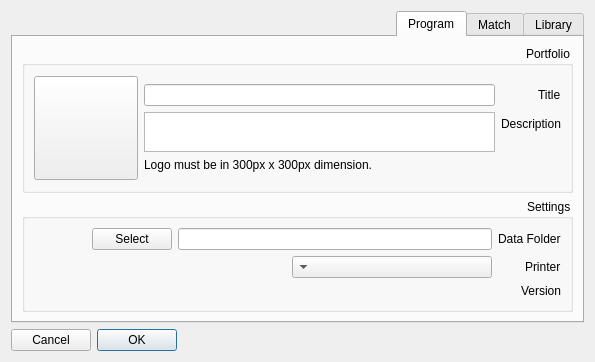
nournia/ketabkhaane, file optionsform.ui: the form before one commit.
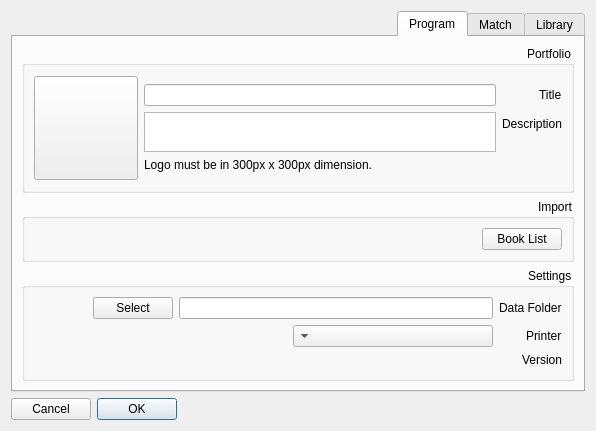
The form after the commit. The open tabs and pages were chosen to show the change. Icons and pictures are not drawn.

Diff of the .ui file:
```diff
--- a/optionsform.ui
+++ b/optionsform.ui
@@ -6,8 +6,8 @@
    <rect>
     <x>0</x>
     <y>0</y>
-    <width>595</width>
-    <height>355</height>
+    <width>596</width>
+    <height>401</height>
    </rect>
   </property>
   <property name="layoutDirection">
@@ -344,12 +344,54 @@
          </layout>
         </widget>
        </item>
+       <item>
+        <widget class="QGroupBox" name="gImport">
+         <property name="sizePolicy">
+          <sizepolicy hsizetype="Preferred" vsizetype="Maximum">
+           <horstretch>0</horstretch>
+           <verstretch>0</verstretch>
+          </sizepolicy>
+         </property>
+         <property name="title">
+          <string>Import</string>
+         </property>
+         <layout class="QHBoxLayout" name="horizontalLayout_4">
+          <item>
+           <widget class="QPushButton" name="bImportBookList">
+            <property name="text">
+             <string>Book List</string>
+            </property>
+            <property name="icon">
+             <iconset resource="resources.qrc">
+              <normaloff>:/images/download.png</normaloff>:/images/download.png</iconset>
+            </property>
+           </widget>
+          </item>
+          <item>
+           <spacer name="horizontalSpacer_2">
+            <property name="orientation">
+             <enum>Qt::Horizontal</enum>
+            </property>
+            <property name="sizeHint" stdset="0">
+             <size>
+              <width>40</width>
+              <height>20</height>
+             </size>
+            </property>
+           </spacer>
+          </item>
+         </layout>
+        </widget>
+       </item>
        <item>
         <widget class="QGroupBox" name="groupBox_2">
          <property name="title">
           <string>Settings</string>
          </property>
          <layout class="QFormLayout" name="formLayout_5">
+          <property name="fieldGrowthPolicy">
+           <enum>QFormLayout::AllNonFixedFieldsGrow</enum>
+          </property>
           <item row="0" column="0">
            <widget class="QLabel" name="label_3">
             <property name="text">
```
Left out of the diff: 2 changed lines with no effect on the pictures.
